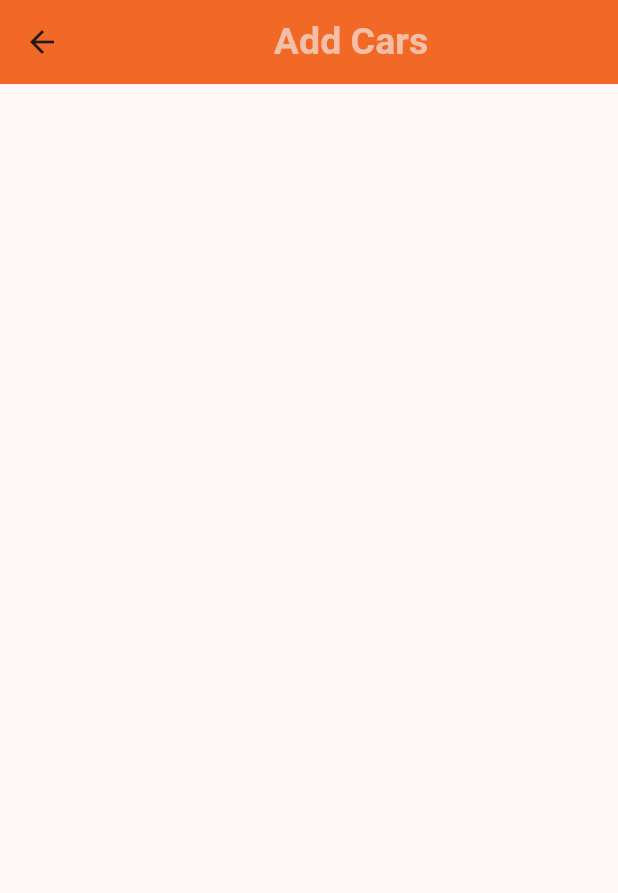
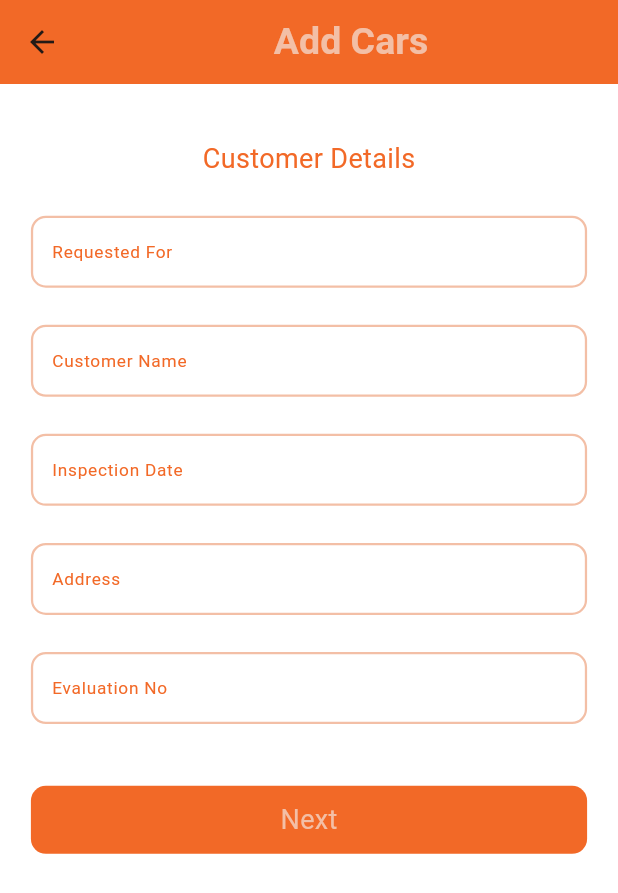
Before and after one commit to shayansaeed123/perfect, a Flutter app: the AddCars screen opened directly, on a phone screen of 412 x 824 dp. Shown: the top 893 px of the screen. Run offline on Flutter 3.47's test engine with Material 3 defaults, Android fonts, the phone set to English and light mode, and no system bars; our stand-ins replace convex_bottom_bar, flutter_riverpod, get, get_storage; accounts and stored records are empty.

Commit message:
upadted
updated

```diff
--- a/lib/main.dart
+++ b/lib/main.dart
@@ -18,6 +18,7 @@ class MyApp extends StatelessWidget {
   Widget build(BuildContext context) {
     return ProviderScope(
       child: MaterialApp(
+
         debugShowCheckedModeBanner: false,
         theme: ThemeData(
           colorScheme: ColorScheme.fromSeed(seedColor: colorController.mainColor),
--- a/lib/reuse/reusabletextfield.dart
+++ b/lib/reuse/reusabletextfield.dart
@@ -15,7 +15,9 @@ Widget reusableTextField(
    {
   TextInputType keyboardType = TextInputType.text,
   bool obscureText = false,
-}) {
+  Color fillColor = Colors.white,
+}
+) {
   return Container(
     // margin: EdgeInsets.only(bottom: 10),
     width: MediaQuery.of(context).size.width * 1,
@@ -44,7 +46,7 @@ Widget reusableTextField(
 
       decoration: InputDecoration(
         filled: true,
-        fillColor: colorController.textfieldBackgroundColor,
+        fillColor: fillColor,
         labelText: labelText,
         labelStyle: TextStyle(color: color,fontSize: 11.5),
         // prefixIcon: const Icon(Icons.password_outlined, color: Colors.white),
--- a/lib/views/dashboard/addform.dart
+++ b/lib/views/dashboard/addform.dart
@@ -3,7 +3,10 @@
 import 'package:flutter/cupertino.dart';
 import 'package:flutter/material.dart';
 import 'package:project/controllers/color_controller.dart';
+import 'package:project/controllers/textfieldcontrollers.dart';
+import 'package:project/reuse/reusablebtn.dart';
 import 'package:project/reuse/reusabletext.dart';
+import 'package:project/reuse/reusabletextfield.dart';
 
 class AddCars extends StatefulWidget {
   const AddCars({super.key});
@@ -16,10 +19,36 @@ class _AddCarsState extends State<AddCars> {
   @override
   Widget build(BuildContext context) {
     return Scaffold(
+      backgroundColor: colorController.whiteColor,
      appBar: AppBar(
         backgroundColor: colorController.mainColor,
         title: Center(child: reusableText('Add Cars',color: colorController.textColorLight,fontsize: 25,fontweight: FontWeight.bold)),
       ),
+      body: SingleChildScrollView(
+        physics: AlwaysScrollableScrollPhysics(),
+        child: Padding(
+          padding:  EdgeInsets.all(MediaQuery.sizeOf(context).height * 0.025,),
+          child: Column(
+            crossAxisAlignment: CrossAxisAlignment.center,
+            children: [
+              SizedBox(height: MediaQuery.sizeOf(context).height * 0.02,),
+              reusableText('Customer Details',color:colorController.textColorDark,fontsize: 18,),
+              SizedBox(height: MediaQuery.sizeOf(context).height * 0.03,),
+              reusableTextField(context, reusabletextfieldcontroller.requested, 'Requested For', colorController.textfieldColor, FocusNode(), (){}),
+              SizedBox(height: MediaQuery.sizeOf(context).height * 0.03,),
+              reusableTextField(context, reusabletextfieldcontroller.customerName, 'Customer Name', colorController.textfieldColor, FocusNode(), (){}),
+              SizedBox(height: MediaQuery.sizeOf(context).height * 0.03,),
+              reusableTextField(context, reusabletextfieldcontroller.inspectiondate, 'Inspection Date', colorController.textfieldColor, FocusNode(), (){}),
+              SizedBox(height: MediaQuery.sizeOf(context).height * 0.03,),
+              reusableTextField(context, reusabletextfieldcontroller.address, 'Address', colorController.textfieldColor, FocusNode(), (){}),
+              SizedBox(height: MediaQuery.sizeOf(context).height * 0.03,),
+              reusableTextField(context, reusabletextfieldcontroller.evaluationNo, 'Evaluation No', colorController.textfieldColor, FocusNode(), (){}),
+              SizedBox(height: MediaQuery.sizeOf(context).height * 0.05,),
+              reusableBtn(context, 'Next', (){},)
+            ],
+          ),
+        ),
+      ),
     );
   }
 }
--- a/lib/views/dashboard/home.dart
+++ b/lib/views/dashboard/home.dart
@@ -14,6 +14,7 @@ class _HomeState extends State<Home> {
   @override
   Widget build(BuildContext context) {
     return Scaffold(
+      backgroundColor: colorController.whiteColor,
       appBar: AppBar(
         backgroundColor: colorController.mainColor,
         title: Center(child: reusableText('Home',color: colorController.textColorLight,fontsize: 25,fontweight: FontWeight.bold)),
```
Also changed, not shown: lib/controllers/textfieldcontrollers.dart (added, +140 -0 lines).
